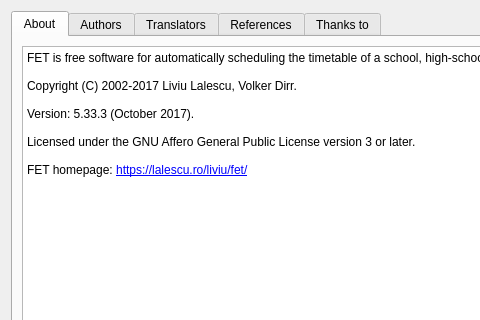
rodolforg/fet, file src/interface/helpaboutform_template.ui: the form before one commit; both pictures show x 0 to 480 and y 0 to 320 of the 690 by 430 pixel window.
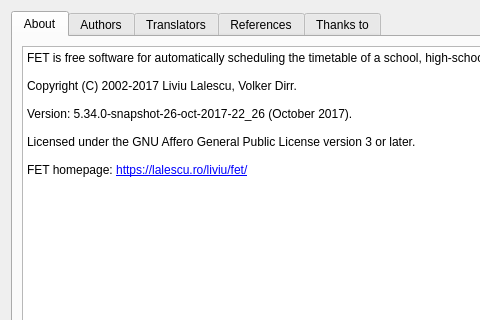
The form after the commit.

```diff
--- a/src/interface/helpaboutform_template.ui
+++ b/src/interface/helpaboutform_template.ui
@@ -53,7 +53,7 @@
 &lt;p style=&quot;-qt-paragraph-type:empty; margin-top:0px; margin-bottom:0px; margin-left:0px; margin-right:0px; -qt-block-indent:0; text-indent:0px; font-family:'Sans Serif'; font-size:9pt;&quot;&gt;&lt;br /&gt;&lt;/p&gt;
 &lt;p style=&quot; margin-top:0px; margin-bottom:0px; margin-left:0px; margin-right:0px; -qt-block-indent:0; text-indent:0px;&quot;&gt;&lt;span style=&quot; font-family:'Sans Serif'; font-size:9pt;&quot;&gt;Copyright (C) 2002-2017 Liviu Lalescu, Volker Dirr.&lt;/span&gt;&lt;/p&gt;
 &lt;p style=&quot;-qt-paragraph-type:empty; margin-top:0px; margin-bottom:0px; margin-left:0px; margin-right:0px; -qt-block-indent:0; text-indent:0px; font-family:'Sans Serif'; font-size:9pt;&quot;&gt;&lt;br /&gt;&lt;/p&gt;
-&lt;p style=&quot; margin-top:0px; margin-bottom:0px; margin-left:0px; margin-right:0px; -qt-block-indent:0; text-indent:0px;&quot;&gt;&lt;span style=&quot; font-family:'Sans Serif'; font-size:9pt;&quot;&gt;Version: 5.33.3 (October 2017).&lt;/span&gt;&lt;/p&gt;
+&lt;p style=&quot; margin-top:0px; margin-bottom:0px; margin-left:0px; margin-right:0px; -qt-block-indent:0; text-indent:0px;&quot;&gt;&lt;span style=&quot; font-family:'Sans Serif'; font-size:9pt;&quot;&gt;Version: 5.34.0-snapshot-26-oct-2017-22_26 (October 2017).&lt;/span&gt;&lt;/p&gt;
 &lt;p style=&quot;-qt-paragraph-type:empty; margin-top:0px; margin-bottom:0px; margin-left:0px; margin-right:0px; -qt-block-indent:0; text-indent:0px; font-family:'Sans Serif'; font-size:9pt;&quot;&gt;&lt;br /&gt;&lt;/p&gt;
 &lt;p style=&quot; margin-top:0px; margin-bottom:0px; margin-left:0px; margin-right:0px; -qt-block-indent:0; text-indent:0px;&quot;&gt;&lt;span style=&quot; font-family:'Sans Serif'; font-size:9pt;&quot;&gt;Licensed under the GNU Affero General Public License version 3 or later.&lt;/span&gt;&lt;/p&gt;
 &lt;p style=&quot;-qt-paragraph-type:empty; margin-top:0px; margin-bottom:0px; margin-left:0px; margin-right:0px; -qt-block-indent:0; text-indent:0px; font-family:'Sans Serif'; font-size:9pt;&quot;&gt;&lt;br /&gt;&lt;/p&gt;
```
